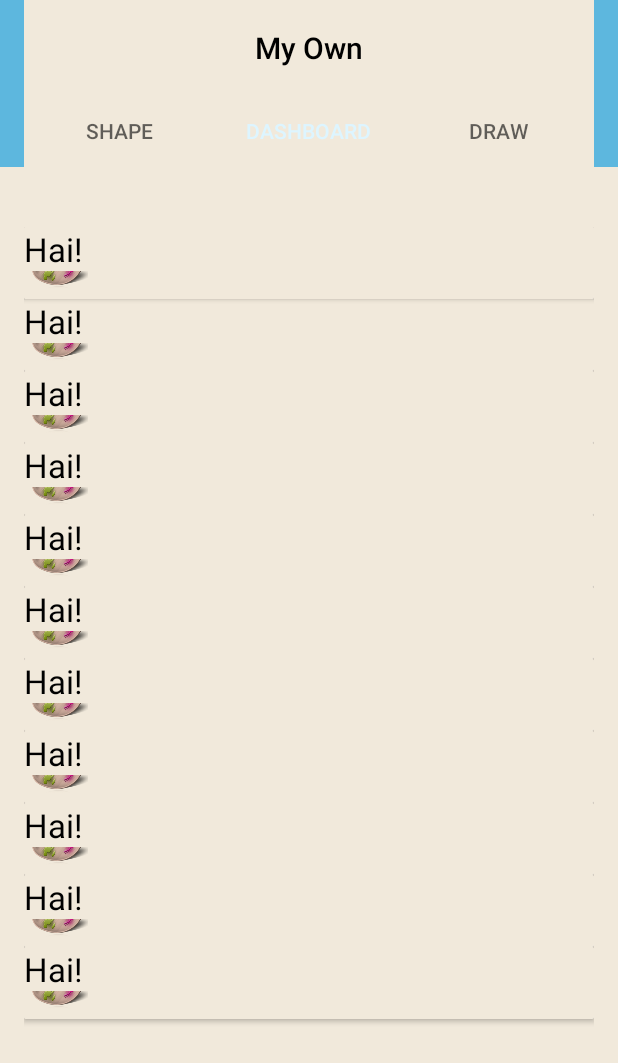
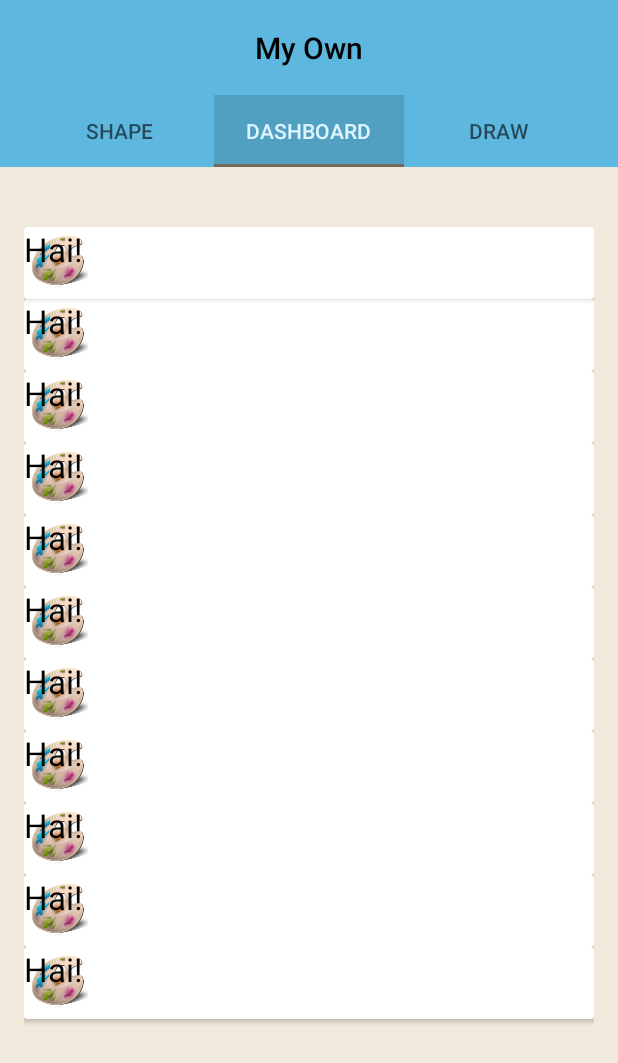
Before and after one commit to AriasaProp/MyOwn, an Android app: the screen it shows after launch (MainActivity), on a phone screen of 412 x 824 dp. Shown: the top 1063 px of the screen. Run offline under Robolectric (Android 15) with nearby library versions, the phone set to English and light mode, and no system bars.

Commit message:
to-fragment : 16:57:20 10/01/24

```diff
--- a/src/main/res/layout/activity_main.xml
+++ b/src/main/res/layout/activity_main.xml
@@ -29,12 +29,12 @@
 		            android:text="@string/app_name" />
 
 				    <com.google.android.material.tabs.TabLayout
-				    		style="@style/AppTheme.TabLayout"
 				        android:id="@+id/tabLayout"
 				        app:tabMode="fixed"
 				        app:tabGravity="fill"
 				        app:tabRippleColor="@null"
-				        app:tabIndicatorColor="@color/colorPrimaryDark"
+				        app:tabIndicatorColor="@color/colorAccent"
+				        app:tabBackground="@drawable/selector_background"
 				        android:layout_width="match_parent"
 				        android:layout_height="wrap_content" >
 
--- a/src/main/res/values/colors.xml
+++ b/src/main/res/values/colors.xml
@@ -10,7 +10,7 @@
     <color name="colorAccent">#716A5C</color>
 
 
-    <color name="tabItem_on">#11000000</color>
+    <color name="tabItem_on">#22000000</color>
     <color name="tabItem_off">#00000000</color>
 
 </resources>
--- a/src/main/res/values/styles.xml
+++ b/src/main/res/values/styles.xml
@@ -12,7 +12,7 @@
         <item name="windowActionBar">false</item>
         <item name="windowNoTitle">true</item>
 
-        <item name="android:background">@color/background</item>
+        <item name="android:windowBackground">@color/background</item>
     </style>
 
     <style name="BaseTheme.Toolbar" parent="Widget.AppCompat.Light.ActionBar.Solid">
@@ -27,9 +27,4 @@
     <style name="AppTheme.Toolbar.Title" parent="BaseTheme.Toolbar.Title">
         <item name="android:textColor">@color/textColorPrimary</item>
     </style>
-
-    <style name="AppTheme.TabLayout" parent="Widget.Design.TabLayout">
-    		<item name="tabIndicatorColor">@color/colorAccent</item>
-    		<item name="tabBackground">@drawable/selector_background</item>
-    </style>
 </resources>
```
